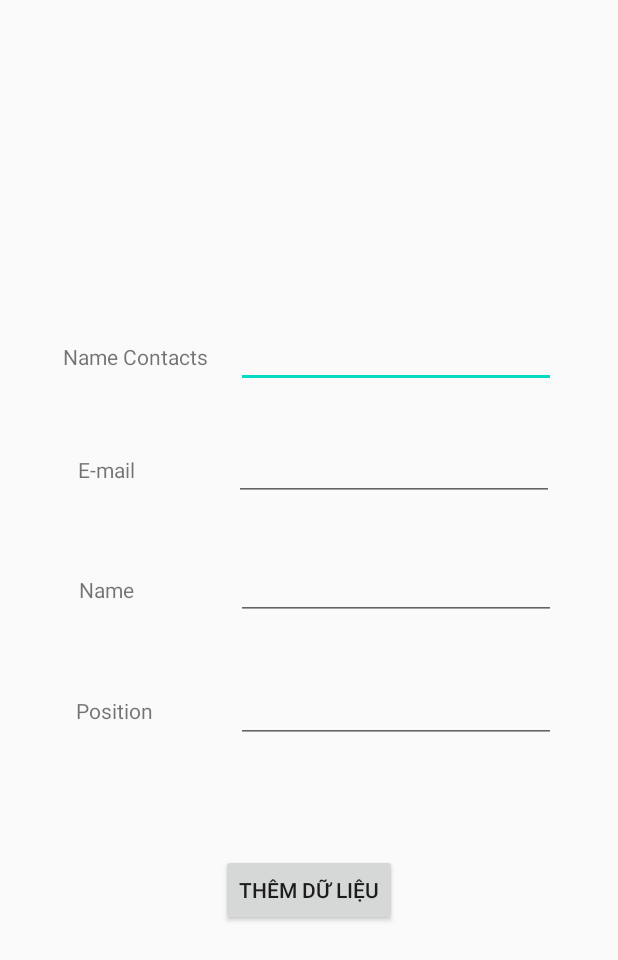
After one commit to b1704735/helpdesk, an Android app: the layout activity_adddata.xml on its own in the app's theme, with its tools: preview values and no code run, on a phone screen of 412 x 824 dp. The commit adds this screen. Shown: the top 960 px of the screen. Run offline under Robolectric (Android 15) with nearby library versions, the phone set to English and light mode, and no system bars.

Commit message:
[06-10-20] 17:15 thêm activity AddData
lỗi chưa chạy được

```diff
--- a/app/src/main/AndroidManifest.xml
+++ b/app/src/main/AndroidManifest.xml
@@ -10,15 +10,16 @@
         android:roundIcon="@mipmap/ic_launcher_round"
         android:supportsRtl="true"
         android:theme="@style/AppTheme">
-        <activity android:name=".LoginActivity">
+        <activity android:name=".MainActivity">
             <intent-filter>
                 <action android:name="android.intent.action.MAIN" />
 
                 <category android:name="android.intent.category.LAUNCHER" />
             </intent-filter>
         </activity>
-    <activity android:name=".MainActivity"></activity>
+    <activity android:name=".AddDataActivity"></activity>
     <activity android:name=".DataActivity"></activity>
+    <activity android:name=".LoginActivity"></activity>
     </application>
 
 </manifest>
--- a/app/src/main/java/com/example/helpdesk/LoginActivity.java
+++ b/app/src/main/java/com/example/helpdesk/LoginActivity.java
@@ -32,7 +32,7 @@ public class LoginActivity extends AppCompatActivity {
                 }
                 else
                 {
-                    Toast.makeText(getApplicationContext(),"Ngu qua!",Toast.LENGTH_LONG).show();
+                    Toast.makeText(getApplicationContext(),"Tài khoản hoặc mật khẩu không đúng",Toast.LENGTH_LONG).show();
                 }
 
             }
--- /dev/null
+++ b/app/src/main/res/layout/activity_adddata.xml
@@ -0,0 +1,119 @@
+<?xml version="1.0" encoding="utf-8"?>
+<androidx.constraintlayout.widget.ConstraintLayout
+    xmlns:android="http://schemas.android.com/apk/res/android"
+    xmlns:app="http://schemas.android.com/apk/res-auto"
+    xmlns:tools="http://schemas.android.com/tools"
+    android:layout_width="match_parent"
+    android:layout_height="match_parent">
+
+    <EditText
+        android:id="@+id/edtcontacts"
+        android:layout_width="wrap_content"
+        android:layout_height="wrap_content"
+        android:ems="10"
+        android:inputType="textPersonName"
+        app:layout_constraintBottom_toBottomOf="parent"
+        app:layout_constraintEnd_toEndOf="parent"
+        app:layout_constraintHorizontal_bias="0.791"
+        app:layout_constraintStart_toStartOf="parent"
+        app:layout_constraintTop_toTopOf="parent"
+        app:layout_constraintVertical_bias="0.274" />
+
+    <EditText
+        android:id="@+id/edtname"
+        android:layout_width="wrap_content"
+        android:layout_height="wrap_content"
+        android:ems="10"
+        android:inputType="textPersonName"
+        app:layout_constraintBottom_toBottomOf="parent"
+        app:layout_constraintEnd_toEndOf="parent"
+        app:layout_constraintHorizontal_bias="0.791"
+        app:layout_constraintStart_toStartOf="parent"
+        app:layout_constraintTop_toTopOf="parent"
+        app:layout_constraintVertical_bias="0.473" />
+
+    <EditText
+        android:id="@+id/edtposition"
+        android:layout_width="wrap_content"
+        android:layout_height="wrap_content"
+        android:ems="10"
+        android:inputType="textPersonName"
+        app:layout_constraintBottom_toBottomOf="parent"
+        app:layout_constraintEnd_toEndOf="parent"
+        app:layout_constraintHorizontal_bias="0.791"
+        app:layout_constraintStart_toStartOf="parent"
+        app:layout_constraintTop_toTopOf="parent"
+        app:layout_constraintVertical_bias="0.578" />
+
+    <EditText
+        android:id="@+id/edtmail"
+        android:layout_width="wrap_content"
+        android:layout_height="wrap_content"
+        android:ems="10"
+        android:inputType="textPersonName"
+        app:layout_constraintBottom_toBottomOf="parent"
+        app:layout_constraintEnd_toEndOf="parent"
+        app:layout_constraintHorizontal_bias="0.786"
+        app:layout_constraintStart_toStartOf="parent"
+        app:layout_constraintTop_toTopOf="parent"
+        app:layout_constraintVertical_bias="0.371" />
+
+    <TextView
+        android:id="@+id/textView4"
+        android:layout_width="wrap_content"
+        android:layout_height="wrap_content"
+        android:text="E-mail"
+        app:layout_constraintBottom_toBottomOf="parent"
+        app:layout_constraintEnd_toEndOf="parent"
+        app:layout_constraintHorizontal_bias="0.139"
+        app:layout_constraintStart_toStartOf="parent"
+        app:layout_constraintTop_toTopOf="parent"
+        app:layout_constraintVertical_bias="0.377" />
+
+    <TextView
+        android:id="@+id/textView5"
+        android:layout_width="wrap_content"
+        android:layout_height="wrap_content"
+        android:text="Name"
+        app:layout_constraintBottom_toBottomOf="parent"
+        app:layout_constraintEnd_toEndOf="parent"
+        app:layout_constraintHorizontal_bias="0.141"
+        app:layout_constraintStart_toStartOf="parent"
+        app:layout_constraintTop_toTopOf="parent"
+        app:layout_constraintVertical_bias="0.476" />
+
+    <TextView
+        android:id="@+id/textView6"
+        android:layout_width="wrap_content"
+        android:layout_height="wrap_content"
+        android:text="Position"
+        app:layout_constraintBottom_toBottomOf="parent"
+        app:layout_constraintEnd_toEndOf="parent"
+        app:layout_constraintHorizontal_bias="0.141"
+        app:layout_constraintStart_toStartOf="parent"
+        app:layout_constraintTop_toTopOf="parent"
+        app:layout_constraintVertical_bias="0.577" />
+
+    <TextView
+        android:id="@+id/textView7"
+        android:layout_width="wrap_content"
+        android:layout_height="wrap_content"
+        android:text="Name Contacts"
+        app:layout_constraintBottom_toBottomOf="parent"
+        app:layout_constraintEnd_toEndOf="parent"
+        app:layout_constraintHorizontal_bias="0.133"
+        app:layout_constraintStart_toStartOf="parent"
+        app:layout_constraintTop_toTopOf="parent"
+        app:layout_constraintVertical_bias="0.283" />
+
+    <Button
+        android:id="@+id/btnadd"
+        android:layout_width="wrap_content"
+        android:layout_height="wrap_content"
+        android:text="Thêm dữ liệu"
+        app:layout_constraintBottom_toBottomOf="parent"
+        app:layout_constraintEnd_toEndOf="parent"
+        app:layout_constraintStart_toStartOf="parent"
+        app:layout_constraintTop_toTopOf="parent"
+        app:layout_constraintVertical_bias="0.734" />
+</androidx.constraintlayout.widget.ConstraintLayout>
```
Also changed, not shown: app/src/main/java/com/example/helpdesk/AddDataActivity.java (added, +60 -0 lines), app/src/main/java/com/example/helpdesk/MainActivity.java (+11 -1 lines), app/src/main/res/layout/activity_login.xml (+13 -12 lines), app/src/main/res/layout/activity_main.xml (+12 -0 lines).
